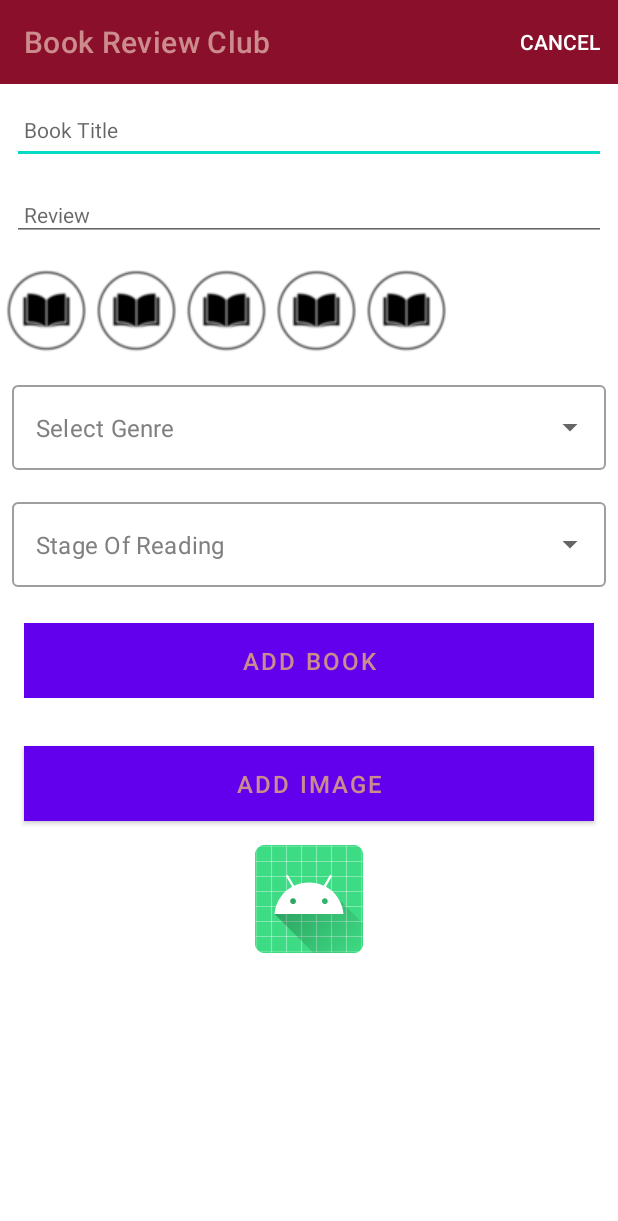
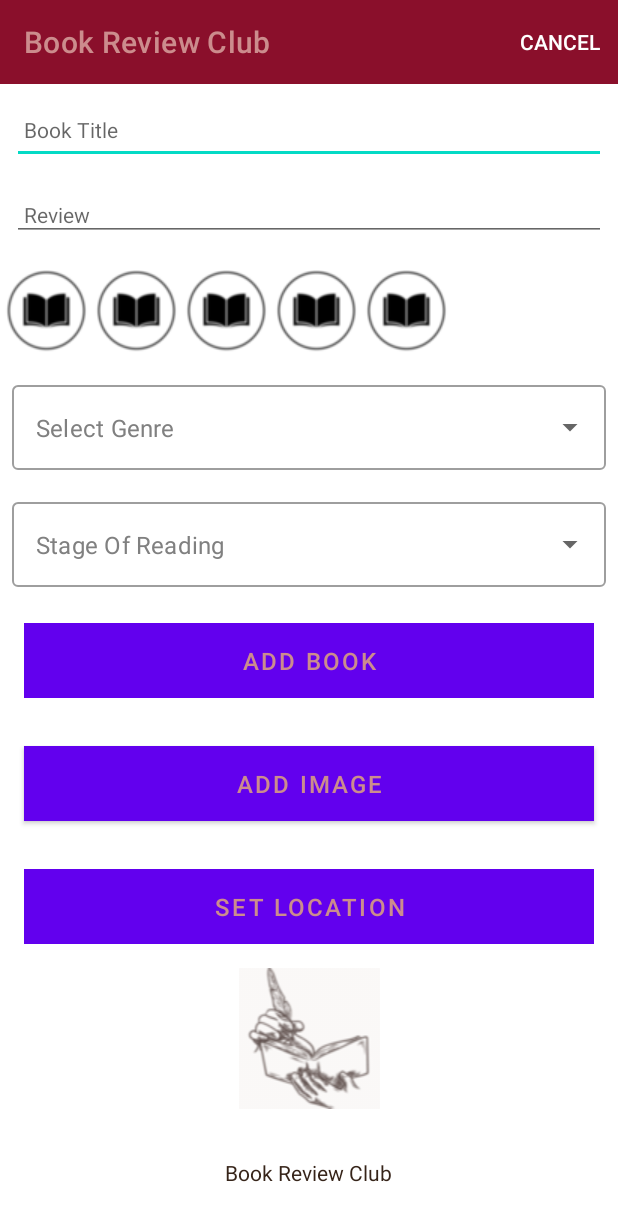
Before and after one commit to Ashinisagaran/BookReview_Android_CA02, an Android app: the BookReviewActivity screen opened directly, with no data from a screen before it, on a phone screen of 412 x 824 dp. Shown: the top 1221 px of the screen. Run offline under Robolectric (Android 15) with nearby library versions, the light colour scheme and no system bars; our stand-ins replace Picasso, Timber; 1 statement that could not run was skipped.

Commit message:
Added Book Club Logo

```diff
--- a/app/src/main/java/org/setu/bookReview/activities/BookReviewActivity.kt
+++ b/app/src/main/java/org/setu/bookReview/activities/BookReviewActivity.kt
@@ -108,6 +108,10 @@ class BookReviewActivity : AppCompatActivity() {
             showImagePicker(imageIntentLauncher)
         }
 
+        binding.bookReviewLocation.setOnClickListener {
+            i ("Set Location Pressed")
+        }
+
         registerImagePickerCallback()
     }
 
--- a/app/src/main/res/layout/activity_book_review.xml
+++ b/app/src/main/res/layout/activity_book_review.xml
@@ -155,11 +155,43 @@
                     android:textColor="@color/colorPrimary"
                     android:textSize="16sp" />
 
+                <Button
+                    android:id="@+id/bookReviewLocation"
+                    android:layout_width="match_parent"
+                    android:layout_height="wrap_content"
+                    android:layout_margin="16dp"
+                    android:background="@color/colorAccent"
+                    android:paddingBottom="8dp"
+                    android:paddingTop="8dp"
+                    android:stateListAnimator="@null"
+                    android:text="@string/button_location"
+                    android:textColor="@color/colorPrimary"
+                    android:textSize="16sp"/>
+
                 <ImageView
                     android:id="@+id/bookImage"
                     android:layout_width="match_parent"
                     android:layout_height="wrap_content"
-                    app:srcCompat="@mipmap/ic_launcher" />
+                    app:srcCompat="@drawable/logo" />
+
+                <RelativeLayout
+                    android:layout_width="match_parent"
+                    android:layout_height="match_parent"
+                    android:gravity="center_vertical">
+                        <TextView
+                            android:id="@+id/bookReviewClub"
+                            android:layout_width="wrap_content"
+                            android:layout_height="wrap_content"
+                            android:layout_centerVertical="true"
+                            android:layout_centerHorizontal="true"
+                            android:autofillHints="hint"
+                            android:text="@string/club_name"
+                            android:maxLength="25"
+                            android:maxLines="1"
+                            android:padding="8dp"
+                            android:textColor="@color/dark_brown"
+                            android:textSize="14sp" />
+                </RelativeLayout>
 
             </LinearLayout>
         </ScrollView>
--- a/app/src/main/res/layout/activity_book_review_list.xml
+++ b/app/src/main/res/layout/activity_book_review_list.xml
@@ -29,4 +29,20 @@
         android:scrollbars="vertical"
         app:layout_behavior="@string/appbar_scrolling_view_behavior" />
 
+    <RelativeLayout
+        android:id="@+id/relativeLayout2"
+        android:layout_width="match_parent"
+        android:layout_height="match_parent"
+        android:gravity="bottom">
+
+        <ImageView
+            android:id="@+id/bookImage"
+            android:layout_width="wrap_content"
+            android:layout_height="wrap_content"
+            android:layout_centerInParent="true"
+            app:srcCompat="@drawable/logo" />
+
+    </RelativeLayout>
+
+
 </androidx.coordinatorlayout.widget.CoordinatorLayout>
--- a/app/src/main/res/values/colors.xml
+++ b/app/src/main/res/values/colors.xml
@@ -11,5 +11,6 @@
     <color name="colorPrimary">#cc8c8d</color>
     <color name="colorPrimaryDark">#000000</color>
     <color name="grey">#808080</color>
+    <color name="dark_brown">#362419</color>
     <color name="colorAccent">#8a0f2b</color>
 </resources>
--- a/app/src/main/res/values/strings.xml
+++ b/app/src/main/res/values/strings.xml
@@ -13,6 +13,7 @@
     <string name="button_addImage"> Add Image </string>
     <string name="select_book_image">Select the book image</string>
     <string name="change_book_image">Change book image</string>
+    <string name="club_name">Book Review Club</string>
     <string-array name="select_genre">
         <item>Adventure</item>
         <item>Children</item>
@@ -33,4 +34,6 @@
         <item>Haven\'t Considered</item>
         <item>Nope</item>
     </string-array>
+    <string name="button_location">Set Location</string>
+
 </resources>
```
Also changed, not shown: app/src/main/java/org/setu/bookReview/models/BookReviewMemStore.kt (+0 -17 lines), app/src/main/res/drawable/logo.png (added).
